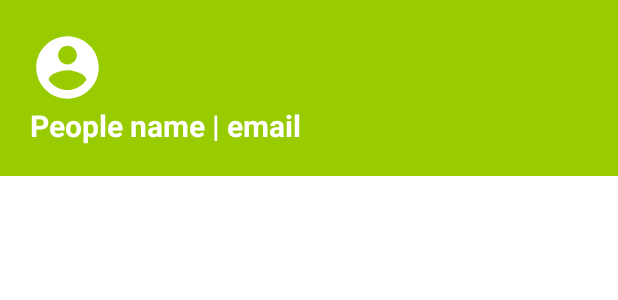
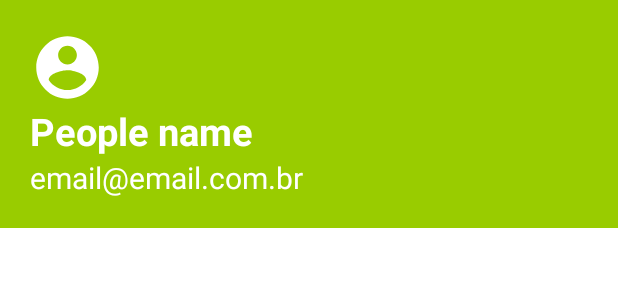
Before and after one commit to LuizSaraiva/NavigationViewWithFragment, an Android app: the layout header_nav.xml on its own in the app's theme, with its tools: preview values and no code run, on a phone screen of 412 x 824 dp. Shown: the top 300 px of the screen. Run offline under Robolectric (Android 15) with nearby library versions, the phone set to English and light mode, and no system bars.

Commit message:
added id without menus and extending NavigationView Listener

```diff
--- a/app/src/main/res/layout/activity_main.xml
+++ b/app/src/main/res/layout/activity_main.xml
@@ -1,5 +1,6 @@
 <?xml version="1.0" encoding="utf-8"?>
-<androidx.coordinatorlayout.widget.CoordinatorLayout xmlns:android="http://schemas.android.com/apk/res/android"
+<androidx.coordinatorlayout.widget.CoordinatorLayout
+    xmlns:android="http://schemas.android.com/apk/res/android"
     xmlns:app="http://schemas.android.com/apk/res-auto"
     xmlns:tools="http://schemas.android.com/tools"
     android:layout_width="match_parent"
--- a/app/src/main/res/layout/header_nav.xml
+++ b/app/src/main/res/layout/header_nav.xml
@@ -12,12 +12,20 @@
         android:src="@drawable/ic_account" />
 
     <TextView
-        android:id="@+id/tx_name_email"
+        android:id="@+id/tx_name"
         android:layout_width="match_parent"
         android:layout_height="wrap_content"
-        android:text="People name | email"
+        android:text="People name"
         android:textColor="@color/white"
-        android:textSize="20sp"
+        android:textSize="25sp"
         android:textStyle="bold" />
 
+    <TextView
+        android:id="@+id/tx_email"
+        android:layout_width="match_parent"
+        android:layout_height="wrap_content"
+        android:text="email@email.com.br"
+        android:textColor="@color/white"
+        android:textSize="20sp" />
+
 </LinearLayout>
```
Also changed, not shown: app/src/main/java/com/project/navigationviewwithfragment/MainActivity.kt (+19 -2 lines), app/src/main/res/menu/menu.xml (+7 -0 lines).
